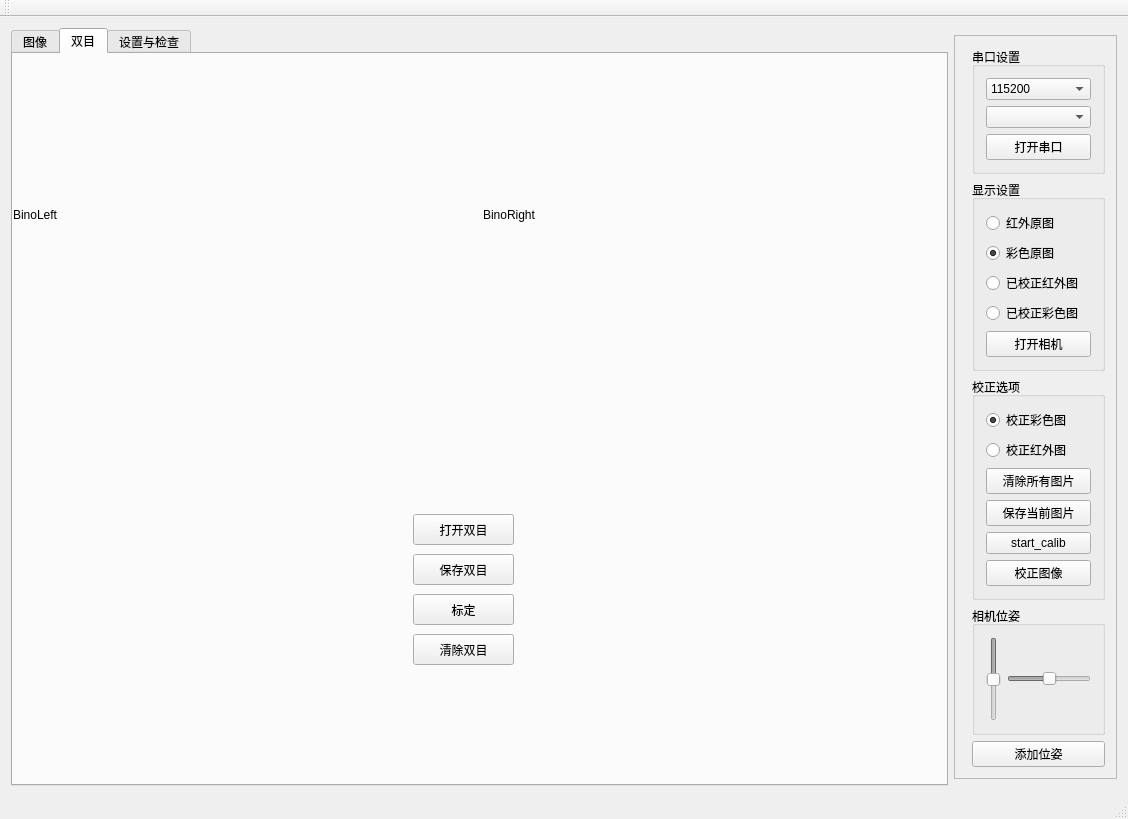
FeiduoduoPeng/auto_calib_camera-master-pf-modified, file mainwindow.ui: the form before one commit.
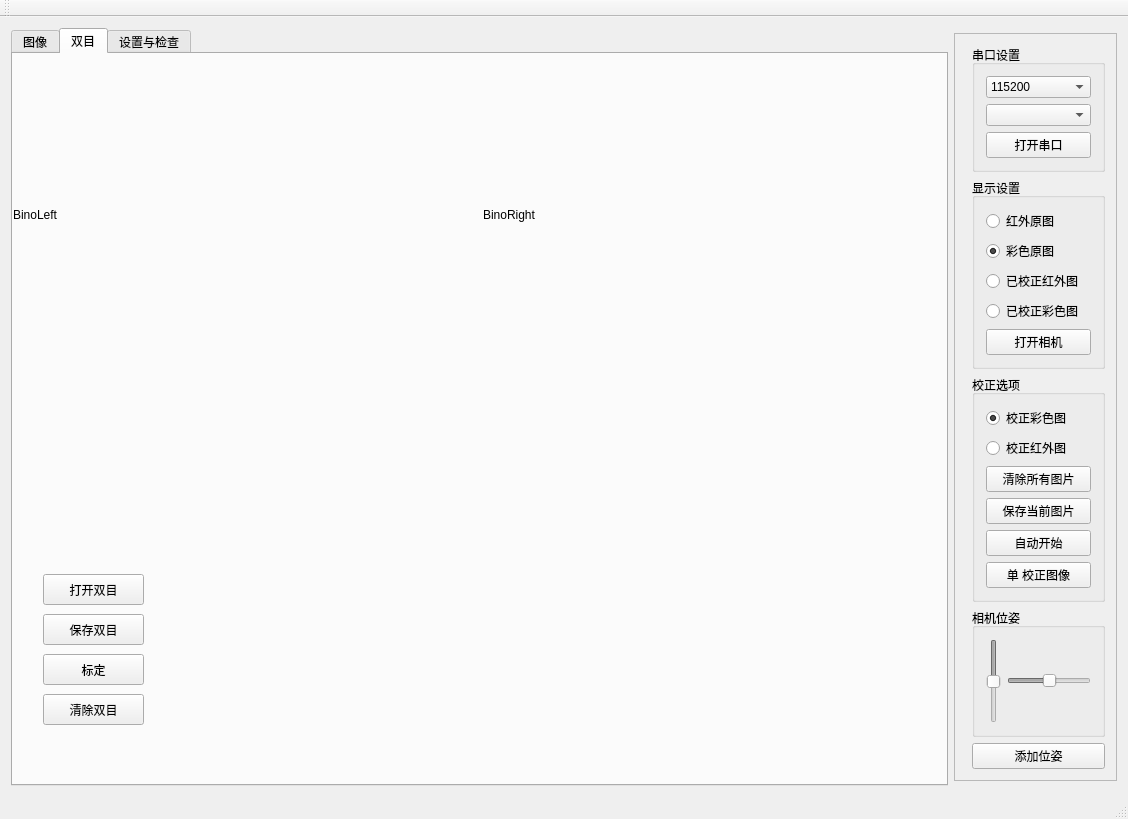
The form after the commit.

Diff of the .ui file:
```diff
--- a/mainwindow.ui
+++ b/mainwindow.ui
@@ -159,7 +159,7 @@
           <item row="4" column="0">
            <widget class="QPushButton" name="pushButton_start_calib">
             <property name="text">
-             <string>start_calib</string>
+             <string>自动开始</string>
             </property>
            </widget>
           </item>
@@ -190,7 +190,7 @@
           <item row="5" column="0">
            <widget class="QPushButton" name="pushButton_read_image_list">
             <property name="text">
-             <string>校正图像</string>
+             <string>单 校正图像</string>
             </property>
            </widget>
           </item>
@@ -466,8 +466,8 @@
        <widget class="QPushButton" name="pushButton_open_bino">
         <property name="geometry">
          <rect>
-          <x>400</x>
-          <y>460</y>
+          <x>30</x>
+          <y>520</y>
           <width>101</width>
           <height>31</height>
          </rect>
@@ -479,8 +479,8 @@
        <widget class="QPushButton" name="pushButton_save_bino">
         <property name="geometry">
          <rect>
-          <x>400</x>
-          <y>500</y>
+          <x>30</x>
+          <y>560</y>
           <width>101</width>
           <height>31</height>
          </rect>
@@ -492,8 +492,8 @@
        <widget class="QPushButton" name="pushButton_start_calib_bino">
         <property name="geometry">
          <rect>
-          <x>400</x>
-          <y>540</y>
+          <x>30</x>
+          <y>600</y>
           <width>101</width>
           <height>31</height>
          </rect>
@@ -505,8 +505,8 @@
        <widget class="QPushButton" name="pushButton_clear_bino">
         <property name="geometry">
          <rect>
-          <x>400</x>
-          <y>580</y>
+          <x>30</x>
+          <y>640</y>
           <width>101</width>
           <height>31</height>
          </rect>
```
